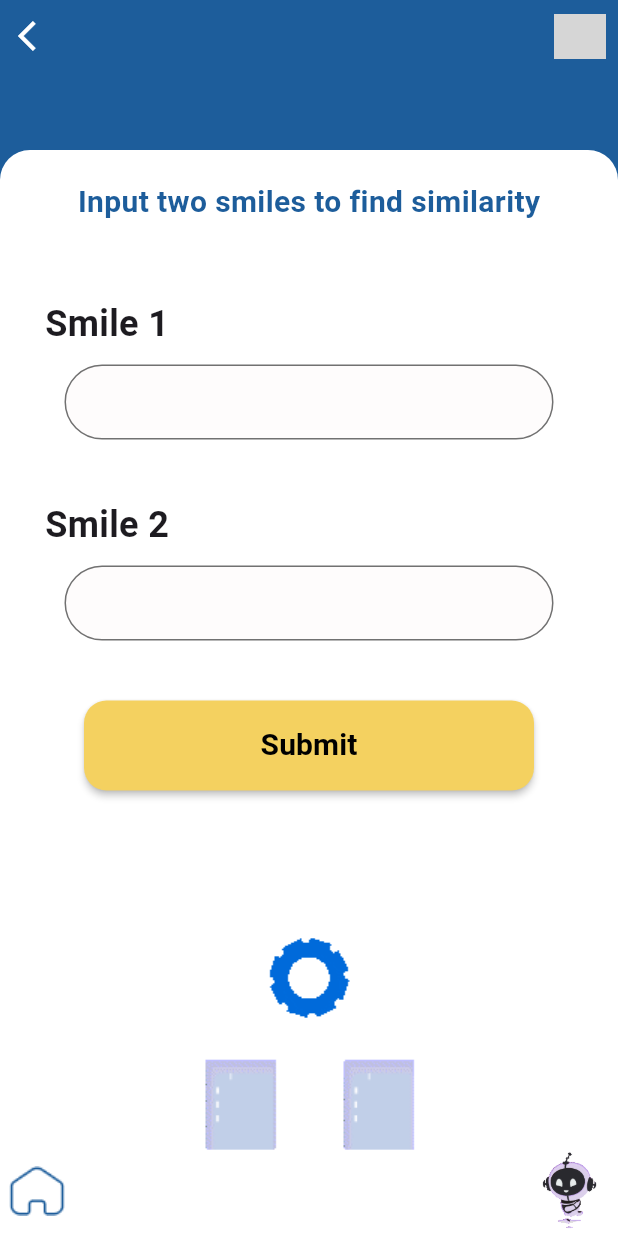
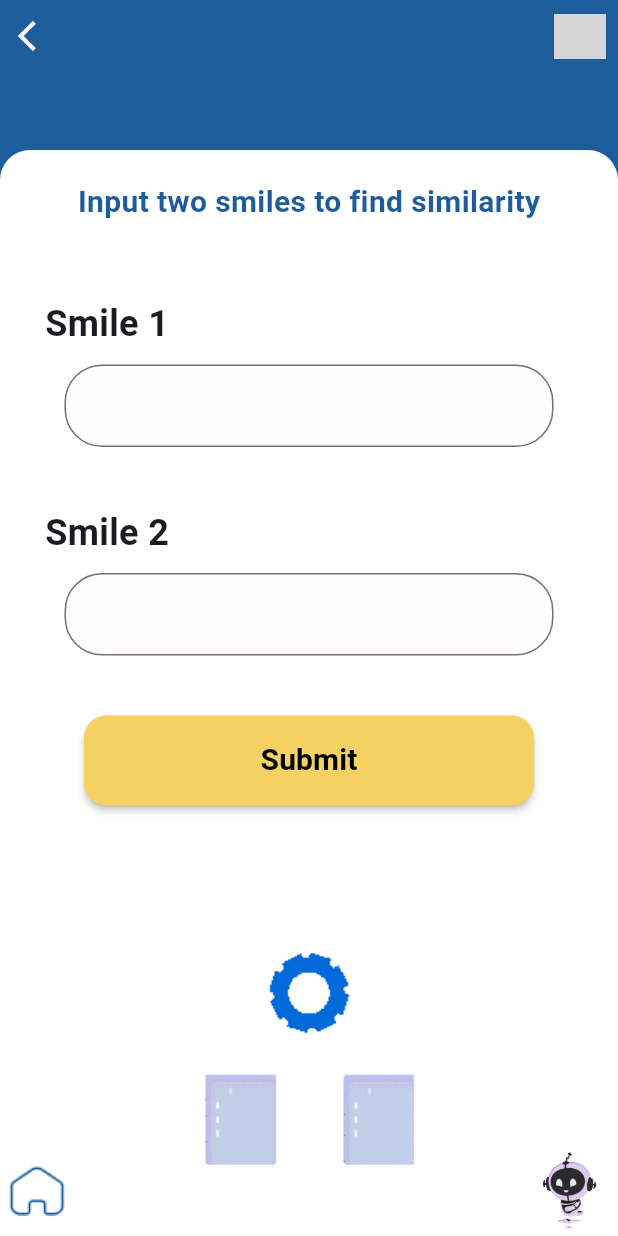
Before and after one commit to eman88888/final-project, a Flutter app: the simresult screen opened directly, on a phone screen of 412 x 824 dp. Run offline on Flutter 3.47's test engine with Material 3 defaults, Android fonts, the phone set to English and light mode, and no system bars; our stand-ins replace chat_bubbles, cloud_firestore, curved_navigation_bar, dotted_border, file_picker, firebase_auth and 9 more; missing offline and left inert: dart:html; accounts and stored records are empty; Roboto replaces fonts that are missing (Poppins); grey boxes are pictures that could not be loaded.

Commit message:
commit new

```diff
--- a/lib/result/similarty_result.dart
+++ b/lib/result/similarty_result.dart
@@ -176,7 +176,7 @@ class _simresultState extends State<simresult>
                             left: 4, right: 4, bottom: 10),
                         child: Container(
                           width: 326,
-                          height: 50,
+                          height: 55,
                           child: TextFormField(
                             controller: _smiles1Controller,
                             keyboardType: TextInputType.multiline,
@@ -213,7 +213,7 @@ class _simresultState extends State<simresult>
                             left: 4, right: 4, bottom: 10),
                         child: Container(
                           width: 326,
-                          height: 50,
+                          height: 55,
                           child: TextFormField(
                             controller: _smiles2Controller,
                             keyboardType: TextInputType.multiline,
```
Also changed, not shown: lib/pages/history.dart (+18 -6 lines).
